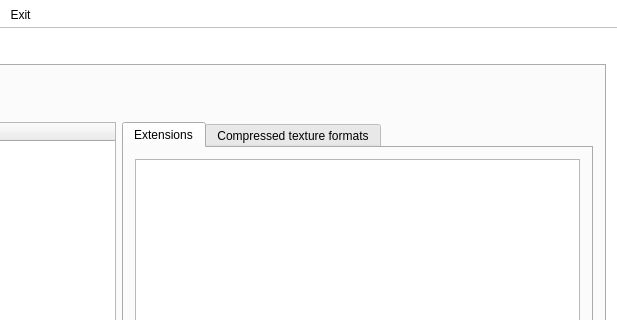
The window that glCapsViewer.ui (SaschaWillems/glCapsViewer) describes before a commit, drawn with Qt 5; both pictures show x 380 to 997 and y 0 to 320 of the 997 by 817 pixel window.
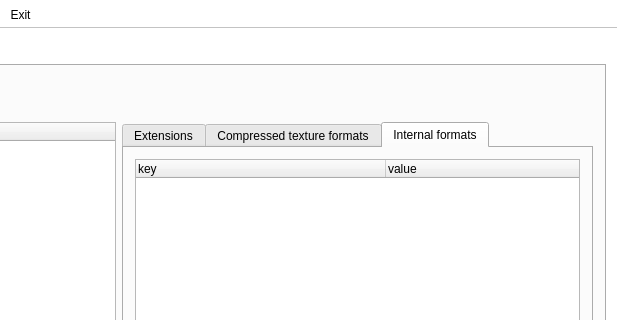
The same window after the commit. The open tabs and pages were chosen to show the change. Icons and pictures are not drawn.

```diff
--- a/glCapsViewer.ui
+++ b/glCapsViewer.ui
@@ -177,6 +177,45 @@
                 </item>
                </layout>
               </widget>
+              <widget class="QWidget" name="tab_3">
+               <attribute name="title">
+                <string>Internal formats</string>
+               </attribute>
+               <layout class="QVBoxLayout" name="verticalLayout_6">
+                <item>
+                 <widget class="QTreeWidget" name="treeWidgetInternalFormats">
+                  <property name="styleSheet">
+                   <string notr="true">QTreeView::item { height: 24px;}</string>
+                  </property>
+                  <property name="editTriggers">
+                   <set>QAbstractItemView::NoEditTriggers</set>
+                  </property>
+                  <property name="alternatingRowColors">
+                   <bool>true</bool>
+                  </property>
+                  <property name="indentation">
+                   <number>10</number>
+                  </property>
+                  <attribute name="headerDefaultSectionSize">
+                   <number>250</number>
+                  </attribute>
+                  <attribute name="headerStretchLastSection">
+                   <bool>true</bool>
+                  </attribute>
+                  <column>
+                   <property name="text">
+                    <string>key</string>
+                   </property>
+                  </column>
+                  <column>
+                   <property name="text">
+                    <string>value</string>
+                   </property>
+                  </column>
+                 </widget>
+                </item>
+               </layout>
+              </widget>
              </widget>
             </item>
            </layout>
```
